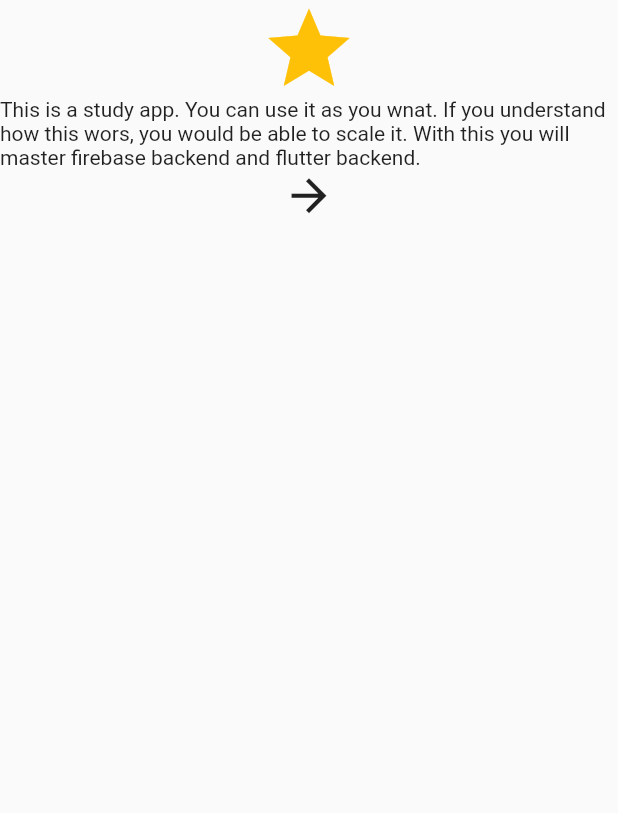
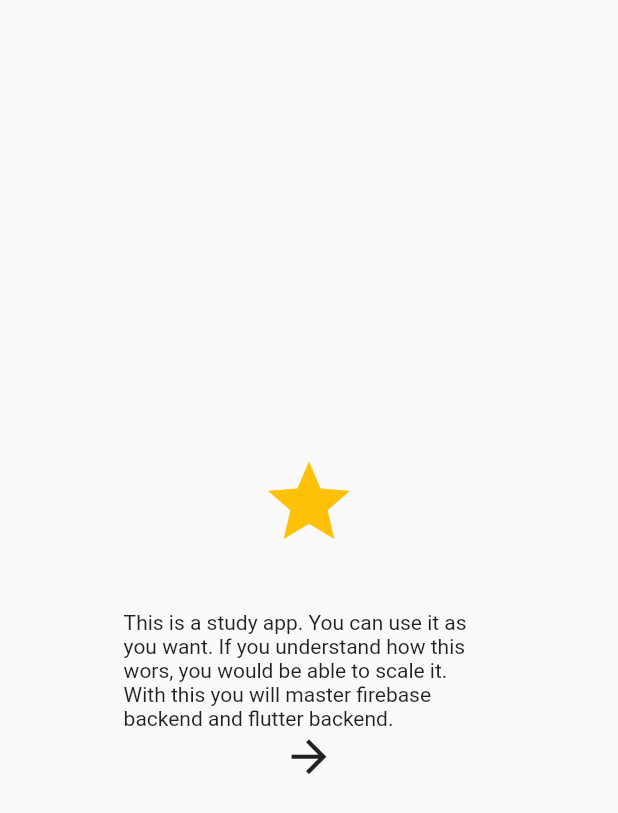
Before and after one commit to leilaabdel/flutter-study, a Flutter app: the screen it shows after launch, on a phone screen of 412 x 824 dp. Shown: the top 813 px of the screen. Run offline on Flutter 3.47's test engine with Material 2 defaults, Android fonts, the light colour scheme and no system bars; our stand-ins replace cloud_firestore, firebase_core, get; accounts and stored records are empty; project files that could hold a hidden picture were left out.

Commit message:
[MOD] Added screen nav

```diff
--- a/lib/main.dart
+++ b/lib/main.dart
@@ -1,12 +1,16 @@
 import 'package:firebase_core/firebase_core.dart';
 import 'package:flutter/material.dart';
+import 'package:flutter_auth/bindings/initial_bindings.dart';
 import 'package:flutter_auth/controllers/data_uploader_screen.dart';
 import 'package:flutter_auth/firebase_options.dart';
+import 'package:flutter_auth/routes/app_routes.dart';
 import 'package:flutter_auth/screens/introduction/introduction.dart';
 import 'package:flutter_auth/screens/splash/splash_screen.dart';
 import 'package:get/get.dart';
 
 void main() {
+  WidgetsFlutterBinding.ensureInitialized();
+  InitialBindings().dependencies();
   runApp(MyApp());
 }
 
@@ -15,7 +19,9 @@ class MyApp extends StatelessWidget {
 
   @override
   Widget build(BuildContext context) {
-    return MaterialApp(home: AppIntroductionScreen());
+    return GetMaterialApp(
+      getPages: AppRoutes.routes(),
+    );
   }
 }
 /*Future<void> main() async {
--- /dev/null
+++ b/lib/routes/app_routes.dart
@@ -0,0 +1,11 @@
+import 'package:flutter_auth/screens/introduction/introduction.dart';
+import 'package:get/get.dart';
+
+import '../screens/splash/splash_screen.dart';
+
+class AppRoutes {
+  static List<GetPage> routes() => [
+        GetPage(name: "/", page: () => SplashScreen()),
+        GetPage(name: "/introduction", page: () => AppIntroductionScreen())
+      ];
+}
--- a/lib/screens/introduction/introduction.dart
+++ b/lib/screens/introduction/introduction.dart
@@ -1,7 +1,7 @@
 import 'package:flutter/material.dart';
 import 'package:flutter/src/widgets/container.dart';
-import 'package:flutter/src/widgets/framework.dart';
 import 'package:flutter_auth/widgets/app_circle_button.dart';
+import 'package:get/get.dart';
 
 class AppIntroductionScreen extends StatelessWidget {
   const AppIntroductionScreen({super.key});
@@ -11,16 +11,22 @@ class AppIntroductionScreen extends StatelessWidget {
     return Scaffold(
       body: Container(
           alignment: Alignment.center,
-        child: Column(children: [
+          child: Padding(
+            padding: EdgeInsets.symmetric(horizontal: Get.width * 0.2),
+            child:
+                Column(mainAxisAlignment: MainAxisAlignment.center, children: [
               const Icon(Icons.star, size: 65, color: Colors.amber),
+              SizedBox(
+                height: 40,
+              ),
               const Text(
-              "This is a study app. You can use it as you wnat. If you understand how this wors, you would be able to scale it. With this you will master firebase backend and flutter backend."),
+                  "This is a study app. You can use it as you want. If you understand how this wors, you would be able to scale it. With this you will master firebase backend and flutter backend."),
               AppCircleButton(
                 onTap: () => null,
                 child: const Icon(Icons.arrow_forward, size: 35),
               )
             ]),
-      ),
+          )),
     );
   }
 }
```
Also changed, not shown: lib/bindings/initial_bindings.dart (added, +9 -0 lines), lib/controllers/auth_controller.dart (added, +18 -0 lines). Lines whose indentation alone changed are shown as unchanged.
